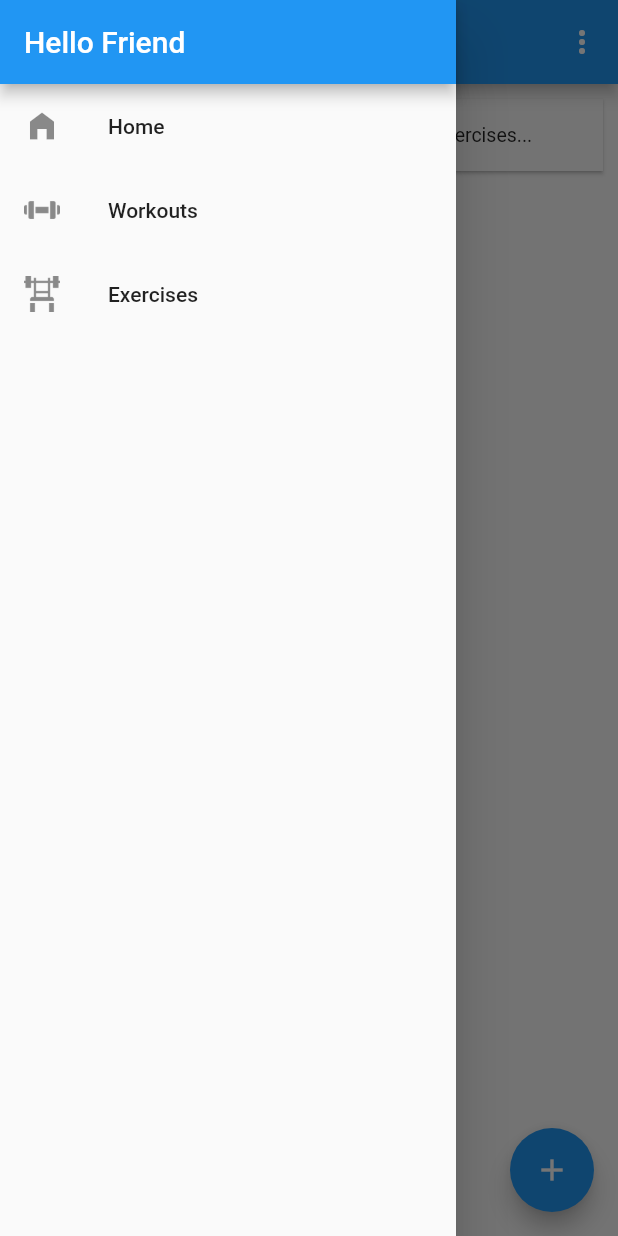
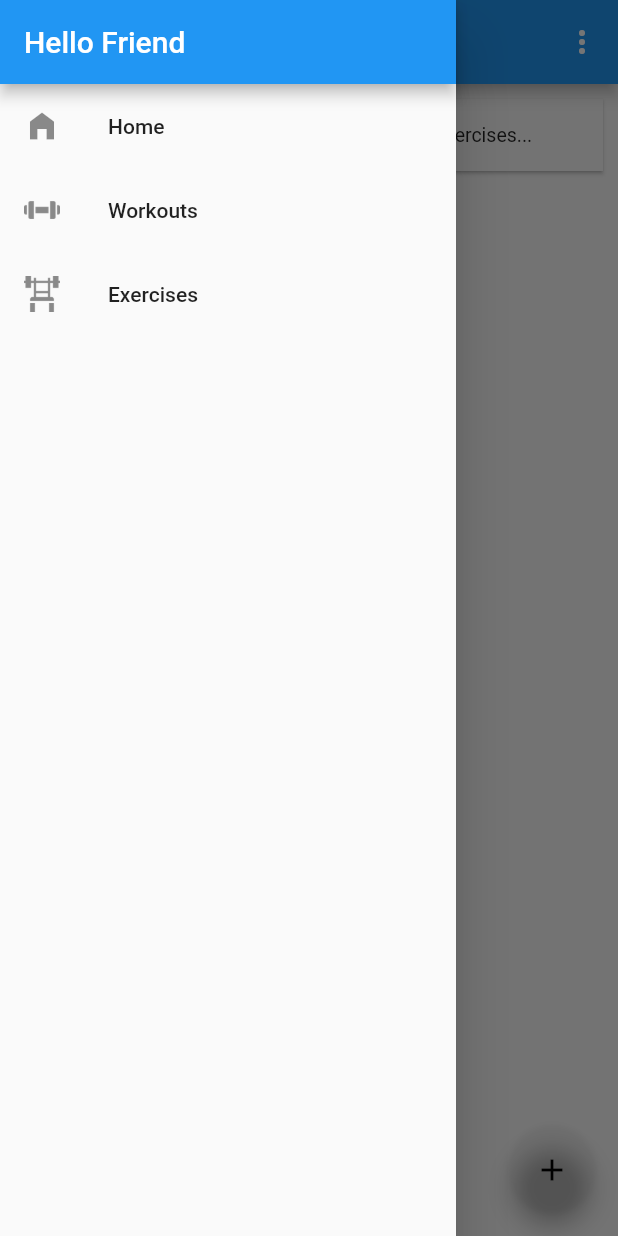
Before and after one commit to fwindolf/stronk, a Flutter app: the ExerciseScreen screen opened by its route, with the side drawer open, on a phone screen of 412 x 824 dp. Run offline on Flutter 3.47's test engine with Material 2 defaults, Android fonts, the phone set to English and light mode, and no system bars; our stand-ins replace cloud_firestore, firebase_auth, firebase_core, flutter_hooks, flutter_riverpod, flutter_speed_dial and 3 more; accounts and stored records are empty; statements that could not run were skipped.

Commit message:
Add themes

```diff
--- /dev/null
+++ b/lib/app/app_theme.dart
@@ -0,0 +1,41 @@
+import 'package:flutter/material.dart';
+
+final paletteDark = [
+  Color(0x22BCBF),
+  Color(0xE0E0E0),
+  Color(0xFF8A5B),
+];
+
+final paletteLight = [
+  Color(0x2D3142),
+  Color(0xBFC0C0),
+  Color(0xFFFFFF),
+];
+
+final lightTheme = ThemeData(
+  brightness: Brightness.light,
+  colorScheme: ColorScheme.light(
+    primary: paletteDark[0],
+    secondary: paletteDark[1],
+    secondaryVariant: paletteDark[2],
+  ),
+  textTheme: const TextTheme(
+    headline1: TextStyle(fontSize: 54.0, fontWeight: FontWeight.bold),
+    headline6: TextStyle(fontSize: 36.0, fontWeight: FontWeight.bold),
+    bodyText2: TextStyle(fontSize: 14.0, fontFamily: 'Hind'),
+  ),
+);
+
+final darkTheme = ThemeData(
+  brightness: Brightness.dark,
+  colorScheme: ColorScheme.dark(
+    primary: paletteLight[0],
+    secondary: paletteLight[1],
+    secondaryVariant: paletteLight[2],
+  ),
+  textTheme: const TextTheme(
+    headline1: TextStyle(fontSize: 54.0, fontWeight: FontWeight.bold),
+    headline6: TextStyle(fontSize: 36.0, fontWeight: FontWeight.bold),
+    bodyText2: TextStyle(fontSize: 14.0, fontFamily: 'Hind'),
+  ),
+);
--- a/lib/main.dart
+++ b/lib/main.dart
@@ -1,6 +1,7 @@
 import 'package:firebase_core/firebase_core.dart';
 import 'package:flutter/material.dart';
 import 'package:hooks_riverpod/hooks_riverpod.dart';
+import 'package:stronk/app/app_theme.dart';
 
 import 'package:stronk/routing/app_router.dart';
 
@@ -16,6 +17,9 @@ class Stronk extends StatelessWidget {
   Widget build(BuildContext context) {
     return MaterialApp(
       title: 'Stronk',
+      themeMode: ThemeMode.system,
+      theme: lightTheme,
+      darkTheme: darkTheme,
       initialRoute: AppRoutes.home,
       onGenerateRoute: (settings) => AppRouter.onGenerateRoute(settings),
     );
```
